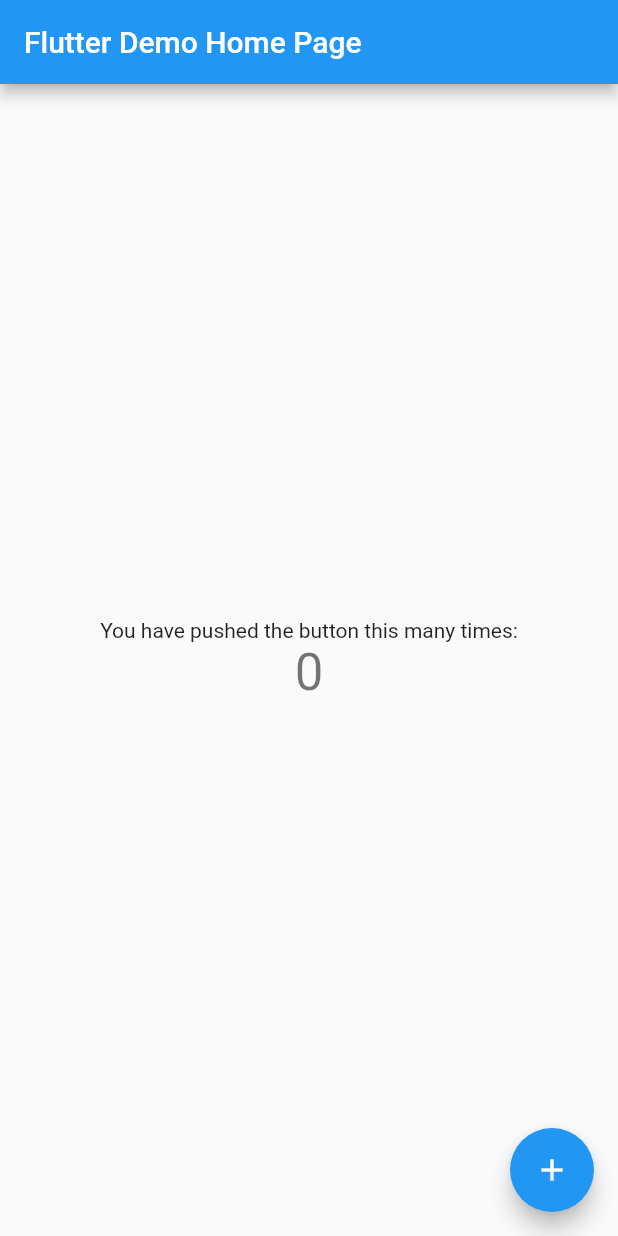
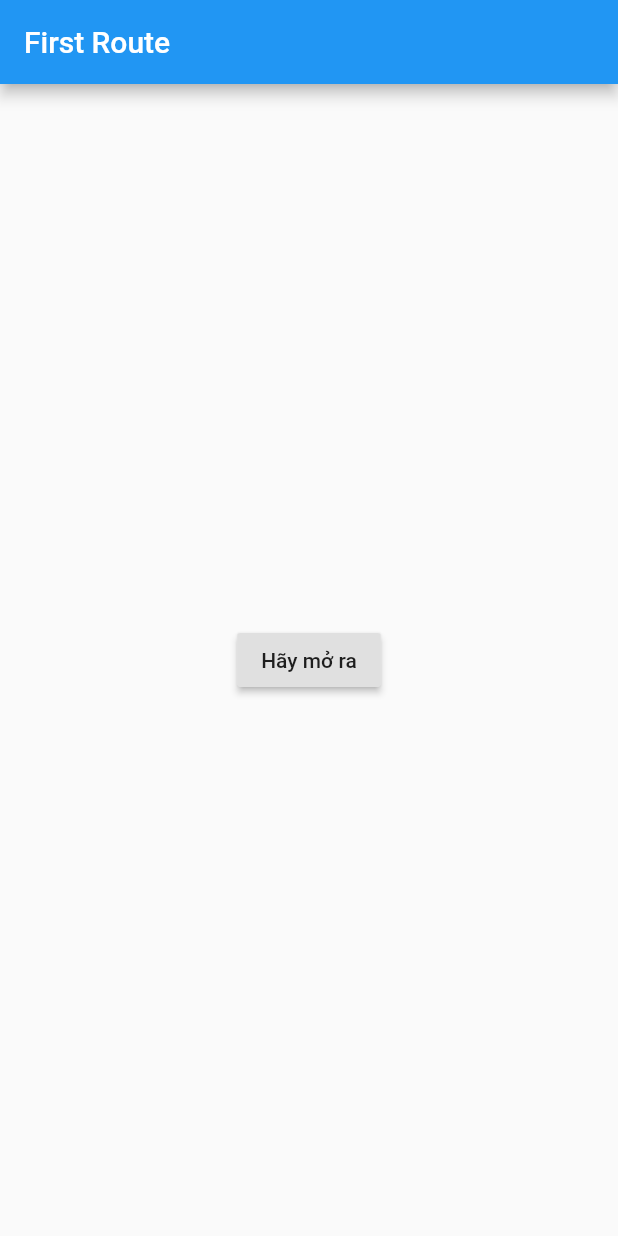
Before and after one commit to tunganh31309/bai-tap-lab4-2, a Flutter app: the screen it shows after launch, on a phone screen of 412 x 824 dp. Run offline on Flutter 3.47's test engine with Material 2 defaults, Android fonts, the phone set to English and light mode, and no system bars.

Commit message:
Viết code có sẵn

```diff
--- a/lib/main.dart
+++ b/lib/main.dart
@@ -1,117 +1,49 @@
 import 'package:flutter/material.dart';
 
 void main() {
-  runApp(MyApp());
+  runApp(MaterialApp(
+    title: 'Navigation Basics',
+    home: FirstRoute(),
+  ));
 }
 
-class MyApp extends StatelessWidget {
-  // This widget is the root of your application.
+class FirstRoute extends StatelessWidget {
   @override
   Widget build(BuildContext context) {
-    return MaterialApp(
-      title: 'Flutter Demo',
-      theme: ThemeData(
-        // This is the theme of your application.
-        //
-        // Try running your application with "flutter run". You'll see the
-        // application has a blue toolbar. Then, without quitting the app, try
-        // changing the primarySwatch below to Colors.green and then invoke
-        // "hot reload" (press "r" in the console where you ran "flutter run",
-        // or simply save your changes to "hot reload" in a Flutter IDE).
-        // Notice that the counter didn't reset back to zero; the application
-        // is not restarted.
-        primarySwatch: Colors.blue,
-        // This makes the visual density adapt to the platform that you run
-        // the app on. For desktop platforms, the controls will be smaller and
-        // closer together (more dense) than on mobile platforms.
-        visualDensity: VisualDensity.adaptivePlatformDensity,
+    return Scaffold(
+      appBar: AppBar(
+        title: Text('First Route'),
       ),
-      home: MyHomePage(title: 'Flutter Demo Home Page'),
+      body: Center(
+        child: RaisedButton(
+          child: Text('Hãy mở ra'),
+          onPressed: () {
+            Navigator.push(
+              context,
+              MaterialPageRoute(builder: (context) => SecondRoute()),
+            );
+          },
+        ),
+      ),
     );
   }
 }
 
-class MyHomePage extends StatefulWidget {
-  MyHomePage({Key key, this.title}) : super(key: key);
-
-  // This widget is the home page of your application. It is stateful, meaning
-  // that it has a State object (defined below) that contains fields that affect
-  // how it looks.
-
-  // This class is the configuration for the state. It holds the values (in this
-  // case the title) provided by the parent (in this case the App widget) and
-  // used by the build method of the State. Fields in a Widget subclass are
-  // always marked "final".
-
-  final String title;
-
-  @override
-  _MyHomePageState createState() => _MyHomePageState();
-}
-
-class _MyHomePageState extends State<MyHomePage> {
-  int _counter = 0;
-
-  void _incrementCounter() {
-    setState(() {
-      // This call to setState tells the Flutter framework that something has
-      // changed in this State, which causes it to rerun the build method below
-      // so that the display can reflect the updated values. If we changed
-      // _counter without calling setState(), then the build method would not be
-      // called again, and so nothing would appear to happen.
-      _counter++;
-    });
-  }
-
+class SecondRoute extends StatelessWidget {
   @override
   Widget build(BuildContext context) {
-    // This method is rerun every time setState is called, for instance as done
-    // by the _incrementCounter method above.
-    //
-    // The Flutter framework has been optimized to make rerunning build methods
-    // fast, so that you can just rebuild anything that needs updating rather
-    // than having to individually change instances of widgets.
     return Scaffold(
       appBar: AppBar(
-        // Here we take the value from the MyHomePage object that was created by
-        // the App.build method, and use it to set our appbar title.
-        title: Text(widget.title),
+        title: Text("Second Route"),
       ),
       body: Center(
-        // Center is a layout widget. It takes a single child and positions it
-        // in the middle of the parent.
-        child: Column(
-          // Column is also a layout widget. It takes a list of children and
-          // arranges them vertically. By default, it sizes itself to fit its
-          // children horizontally, and tries to be as tall as its parent.
-          //
-          // Invoke "debug painting" (press "p" in the console, choose the
-          // "Toggle Debug Paint" action from the Flutter Inspector in Android
-          // Studio, or the "Toggle Debug Paint" command in Visual Studio Code)
-          // to see the wireframe for each widget.
-          //
-          // Column has various properties to control how it sizes itself and
-          // how it positions its children. Here we use mainAxisAlignment to
-          // center the children vertically; the main axis here is the vertical
-          // axis because Columns are vertical (the cross axis would be
-          // horizontal).
-          mainAxisAlignment: MainAxisAlignment.center,
-          children: <Widget>[
-            Text(
-              'You have pushed the button this many times:',
-            ),
-            Text(
-              '$_counter',
-              style: Theme.of(context).textTheme.headline4,
-            ),
-          ],
+        child: RaisedButton(
+          onPressed: () {
+            Navigator.pop(context);
+          },
+          child: Text('Quay trở lại!'),
         ),
       ),
-      floatingActionButton: FloatingActionButton(
-        onPressed: _incrementCounter,
-        tooltip: 'Increment',
-        child: Icon(Icons.add),
-      ), // This trailing comma makes auto-formatting nicer for build methods.
     );
   }
 }
```
